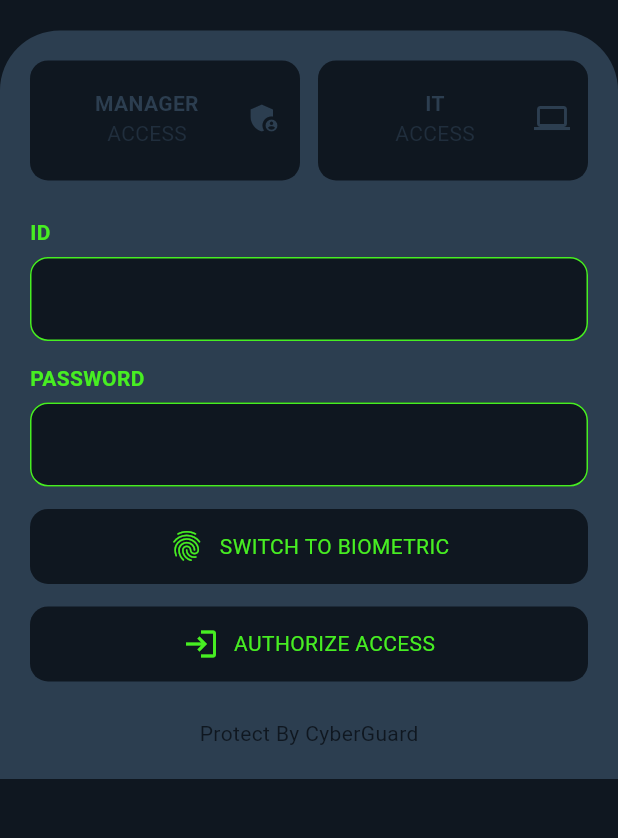
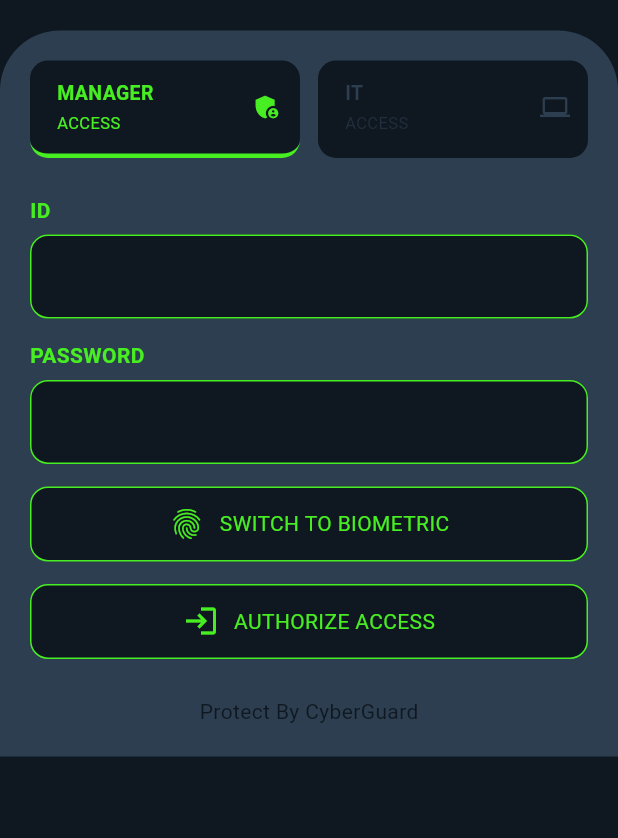
Before and after one commit to oamrmm71/Grad, a Flutter app: the screen it shows after launch, on a phone screen of 412 x 824 dp, the part 347-1185 px from its top. Run offline on Flutter 3.47's test engine with Material 3 defaults, Android fonts, the phone set to English and light mode, and no system bars.

Commit message:
Add login redesign with role switching, reusable widgets, and manager/IT home screens

```diff
--- /dev/null
+++ b/lib/core/widgets/action_button.dart
@@ -0,0 +1,44 @@
+import 'package:flutter/material.dart';
+import '../app_colors.dart';
+
+class ActionButton extends StatelessWidget {
+  final IconData icon;
+  final String text;
+  final VoidCallback onTap;
+
+  const ActionButton({
+    super.key,
+    required this.icon,
+    required this.text,
+    required this.onTap,
+  });
+
+  @override
+  Widget build(BuildContext context) {
+    return GestureDetector(
+      onTap: onTap,
+      child: Container(
+        height: 50,
+        width: double.infinity,
+        decoration: BoxDecoration(
+          color: AppColors.background,
+          borderRadius: BorderRadius.circular(12),
+          border: Border.all(color: AppColors.textPrimary),
+        ),
+        child: Center(
+          child: Row(
+            mainAxisSize: MainAxisSize.min,
+            children: [
+              Icon(icon, color: AppColors.textPrimary),
+              const SizedBox(width: 10),
+              Text(
+                text,
+                style: TextStyle(color: AppColors.textPrimary),
+              ),
+            ],
+          ),
+        ),
+      ),
+    );
+  }
+}
--- /dev/null
+++ b/lib/core/widgets/field_title.dart
@@ -0,0 +1,25 @@
+import 'package:flutter/material.dart';
+import '../app_colors.dart';
+
+class FieldTitle extends StatelessWidget {
+  final String text;
+
+  const FieldTitle(this.text, {super.key});
+
+  @override
+  Widget build(BuildContext context) {
+    return Align(
+      alignment: Alignment.centerLeft,
+      child: Padding(
+        padding: const EdgeInsets.only(bottom: 6),
+        child: Text(
+          text,
+          style: TextStyle(
+            color: AppColors.textPrimary,
+            fontWeight: FontWeight.bold,
+          ),
+        ),
+      ),
+    );
+  }
+}
--- /dev/null
+++ b/lib/core/widgets/input_field.dart
@@ -0,0 +1,37 @@
+import 'package:flutter/material.dart';
+import '../app_colors.dart';
+
+class InputField extends StatelessWidget {
+  final bool obscure;
+
+  const InputField({super.key, this.obscure = false});
+
+  @override
+  Widget build(BuildContext context) {
+    return TextField(
+      obscureText: obscure,
+      cursorColor: AppColors.textPrimary,
+      style: const TextStyle(
+        color: AppColors.secondaryBackground,
+      ),
+      decoration: InputDecoration(
+        filled: true,
+        fillColor: AppColors.background,
+
+        hintStyle: TextStyle(
+          color: AppColors.secondaryBackground.withOpacity(0.6),
+        ),
+
+        enabledBorder: OutlineInputBorder(
+          borderRadius: BorderRadius.circular(12),
+          borderSide: BorderSide(color: AppColors.textPrimary),
+        ),
+
+        focusedBorder: OutlineInputBorder(
+          borderRadius: BorderRadius.circular(12),
+          borderSide: BorderSide(color: AppColors.textPrimary),
+        ),
+      ),
+    );
+  }
+}
--- /dev/null
+++ b/lib/core/widgets/role_card.dart
@@ -0,0 +1,81 @@
+import 'package:flutter/material.dart';
+import '../app_colors.dart';
+
+class RoleCard extends StatelessWidget {
+  final String title;
+  final IconData icon;
+  final bool isSelected;
+  final VoidCallback onTap;
+
+  const RoleCard({
+    super.key,
+    required this.title,
+    required this.icon,
+    required this.isSelected,
+    required this.onTap,
+  });
+
+  @override
+  Widget build(BuildContext context) {
+    return GestureDetector(
+      onTap: onTap,
+      child: Container(
+        height: 65,
+        padding: const EdgeInsets.symmetric(horizontal: 12),
+        decoration: BoxDecoration(
+          color: AppColors.background,
+          borderRadius: BorderRadius.circular(12),
+          border: Border(
+            bottom: BorderSide(
+              color: isSelected ? AppColors.textPrimary : Colors.transparent,
+              width: 3,
+            ),
+          ),
+        ),
+        child: Row(
+          children: [
+            Expanded(
+              child: Padding(
+                padding: const EdgeInsets.only(left: 6),
+                child: Column(
+                  mainAxisAlignment: MainAxisAlignment.center,
+                  crossAxisAlignment: CrossAxisAlignment.start,
+                  children: [
+                    Text(
+                      title,
+                      style: TextStyle(
+                        color: isSelected
+                            ? AppColors.textPrimary
+                            : AppColors.secondaryBackground,
+                        fontWeight: FontWeight.bold,
+                        fontSize: 13,
+                      ),
+                    ),
+                    const SizedBox(height: 2),
+                    Text(
+                      "ACCESS",
+                      style: TextStyle(
+                        fontSize: 11,
+                        color: isSelected
+                            ? AppColors.textPrimary
+                            : AppColors.secondaryBackground.withOpacity(0.6),
+                      ),
+                    ),
+                  ],
+                ),
+              ),
+            ),
+
+            Icon(
+              icon,
+              size: 20,
+              color: isSelected
+                  ? AppColors.textPrimary
+                  : AppColors.secondaryBackground,
+            ),
+          ],
+        ),
+      ),
+    );
+  }
+}
--- a/lib/screens/login.dart
+++ b/lib/screens/login.dart
@@ -1,5 +1,11 @@
 import 'package:flutter/material.dart';
 import 'package:grad/core/app_colors.dart';
+import 'package:grad/core/widgets/role_card.dart';
+import 'package:grad/core/widgets/input_field.dart';
+import 'package:grad/core/widgets/action_button.dart';
+import 'package:grad/core/widgets/field_title.dart';
+import 'package:grad/screens/it_home_screen.dart';
+import 'package:grad/screens/manager_home_screen.dart';
 
 class LoginScreen extends StatefulWidget {
   const LoginScreen({super.key});
@@ -9,13 +15,20 @@ class LoginScreen extends StatefulWidget {
 }
 
 class _LoginScreenState extends State<LoginScreen> {
-  String selectedRole = 'Manager';
+  String selectedRole = 'MANAGER';
 
-  OutlineInputBorder _greenBorder() {
-    return OutlineInputBorder(
-      borderRadius: BorderRadius.circular(12),
-      borderSide: BorderSide(color: AppColors.textPrimary),
+  void _login() {
+    if (selectedRole == 'MANAGER') {
+      Navigator.push(
+        context,
+        MaterialPageRoute(builder: (_) => const ManagerHomeScreen()),
       );
+    } else {
+      Navigator.push(
+        context,
+        MaterialPageRoute(builder: (_) => const ITHomeScreen()),
+      );
+    }
   }
 
   @override
@@ -25,14 +38,13 @@ class _LoginScreenState extends State<LoginScreen> {
       body: SingleChildScrollView(
         child: Column(
           children: [
-            Padding(
-              padding: const EdgeInsets.only(top: 60, bottom: 20),
-              child: Column(
-                children: [
+            const SizedBox(height: 60),
+
             Image.asset('assets/logo.png', width: 100),
+
             const SizedBox(height: 12),
-                  const FittedBox(
-                    child: Text(
+
+            Text(
               'A-MSSP',
               style: TextStyle(
                 color: AppColors.textPrimary,
@@ -40,15 +52,14 @@ class _LoginScreenState extends State<LoginScreen> {
                 fontWeight: FontWeight.bold,
               ),
             ),
-                  ),
-                ],
-              ),
-            ),
+
+            const SizedBox(height: 20),
+
             Container(
               width: double.infinity,
-              decoration: const BoxDecoration(
+              decoration: BoxDecoration(
                 color: AppColors.secondaryBackground,
-                borderRadius: BorderRadius.vertical(
+                borderRadius: const BorderRadius.vertical(
                   top: Radius.circular(40),
                 ),
               ),
@@ -57,33 +68,57 @@ class _LoginScreenState extends State<LoginScreen> {
                 children: [
                   Row(
                     children: [
-                      Expanded(child: _roleCard('MANAGER', Icons.admin_panel_settings)),
+                      Expanded(
+                        child: RoleCard(
+                          title: 'MANAGER',
+                          icon: Icons.admin_panel_settings,
+                          isSelected: selectedRole == 'MANAGER',
+                          onTap: () => setState(() => selectedRole = 'MANAGER'),
+                        ),
+                      ),
                       const SizedBox(width: 12),
-                      Expanded(child: _roleCard('IT', Icons.computer)),
+                      Expanded(
+                        child: RoleCard(
+                          title: 'IT',
+                          icon: Icons.computer,
+                          isSelected: selectedRole == 'IT',
+                          onTap: () => setState(() => selectedRole = 'IT'),
+                        ),
+                      ),
                     ],
                   ),
+
                   const SizedBox(height: 25),
-                  _fieldTitle("ID"),
-                  _inputField(),
+
+                  const FieldTitle("ID"),
+                  const InputField(),
+
                   const SizedBox(height: 15),
-                  _fieldTitle("PASSWORD"),
-                  _inputField(obscure: true),
+
+                  const FieldTitle("PASSWORD"),
+                  const InputField(obscure: true),
+
                   const SizedBox(height: 15),
-                  _inputActionField(
+
+                  ActionButton(
                     icon: Icons.fingerprint,
                     text: "SWITCH TO BIOMETRIC",
+                    onTap: () {},
                   ),
+
                   const SizedBox(height: 15),
-                  _inputActionField(
+
+                  ActionButton(
                     icon: Icons.login,
                     text: "AUTHORIZE ACCESS",
+                    onTap: _login,
                   ),
+
                   const SizedBox(height: 25),
-                  Text(
+
+                  const Text(
                     'Protect By CyberGuard',
-                    style: TextStyle(
-                      color: AppColors.background,
-                    ),
+                    style: TextStyle(color: AppColors.background),
                   ),
                 ],
               ),
@@ -93,121 +128,4 @@ class _LoginScreenState extends State<LoginScreen> {
       ),
     );
   }
-
-  Widget _roleCard(String title, IconData icon) {
-    final isSelected = selectedRole == title;
-
-    return GestureDetector(
-      onTap: () {
-        setState(() {
-          selectedRole = title;
-        });
-      },
-      child: Container(
-        height: 80,
-        padding: const EdgeInsets.symmetric(horizontal: 12),
-        decoration: BoxDecoration(
-          color: AppColors.background,
-          borderRadius: BorderRadius.circular(12),
-          border: Border(
-            bottom: BorderSide(
-              color: isSelected ? AppColors.textPrimary : Colors.transparent,
-              width: 3,
-            ),
-          ),
-        ),
-        child: Row(
-          children: [
-            Expanded(
-              child: Column(
-                mainAxisAlignment: MainAxisAlignment.center,
-                children: [
-                  Text(
-                    title,
-                    textAlign: TextAlign.center,
-                    style: TextStyle(
-                      color: isSelected
-                          ? AppColors.textPrimary
-                          : AppColors.secondaryBackground,
-                      fontWeight: FontWeight.bold,
-                    ),
-                  ),
-                  Text(
-                    "ACCESS",
-                    style: TextStyle(
-                      fontSize: 14,
-                      color: isSelected
-                          ? AppColors.textPrimary
-                          : AppColors.secondaryBackground.withOpacity(0.6),
-                    ),
-                  ),
-                ],
-              ),
-            ),
-            Icon(
-              icon,
-              color: isSelected
-                  ? AppColors.textPrimary
-                  : AppColors.secondaryBackground,
-            ),
-          ],
-        ),
-      ),
-    );
 }
-
-  Widget _inputField({bool obscure = false}) {
-    return TextField(
-      obscureText: obscure,
-      style: const TextStyle(color: AppColors.secondaryBackground),
-      cursorColor: AppColors.textPrimary,
-      decoration: InputDecoration(
-        filled: true,
-        fillColor: AppColors.background,
-        enabledBorder: _greenBorder(),
-        focusedBorder: _greenBorder(),
-      ),
-    );
-  }
-
-  Widget _inputActionField({required IconData icon, required String text}) {
-    return Container(
-      height: 50,
-      width: double.infinity,
-      padding: const EdgeInsets.symmetric(horizontal: 12),
-      decoration: BoxDecoration(
-        color: AppColors.background,
-        borderRadius: BorderRadius.circular(12),
-      ),
-      child: Center(
-        child: Row(
-          mainAxisSize: MainAxisSize.min,
-          children: [
-            Icon(icon, color: AppColors.textPrimary),
-            const SizedBox(width: 10),
-            Text(
-              text,
-              style: TextStyle(color: AppColors.textPrimary),
-            ),
-          ],
-        ),
-      ),
-    );
-  }
-
-  Widget _fieldTitle(String text) {
-    return Align(
-      alignment: Alignment.centerLeft,
-      child: Padding(
-        padding: const EdgeInsets.only(bottom: 6),
-        child: Text(
-          text,
-          style: TextStyle(
-            color: AppColors.textPrimary,
-            fontWeight: FontWeight.bold,
-          ),
-        ),
-      ),
-    );
-  }
-}
```
Also changed, not shown: lib/core/widgets/role_widget.dart (deleted, +0 -40 lines), lib/screens/it_home_screen.dart (added, +31 -0 lines), lib/screens/manager_home_screen.dart (added, +31 -0 lines), lib/screens/ITHomeScreen.dart (deleted), lib/screens/ManagerHomeScreen.dart (deleted). Lines whose indentation alone changed are shown as unchanged.
